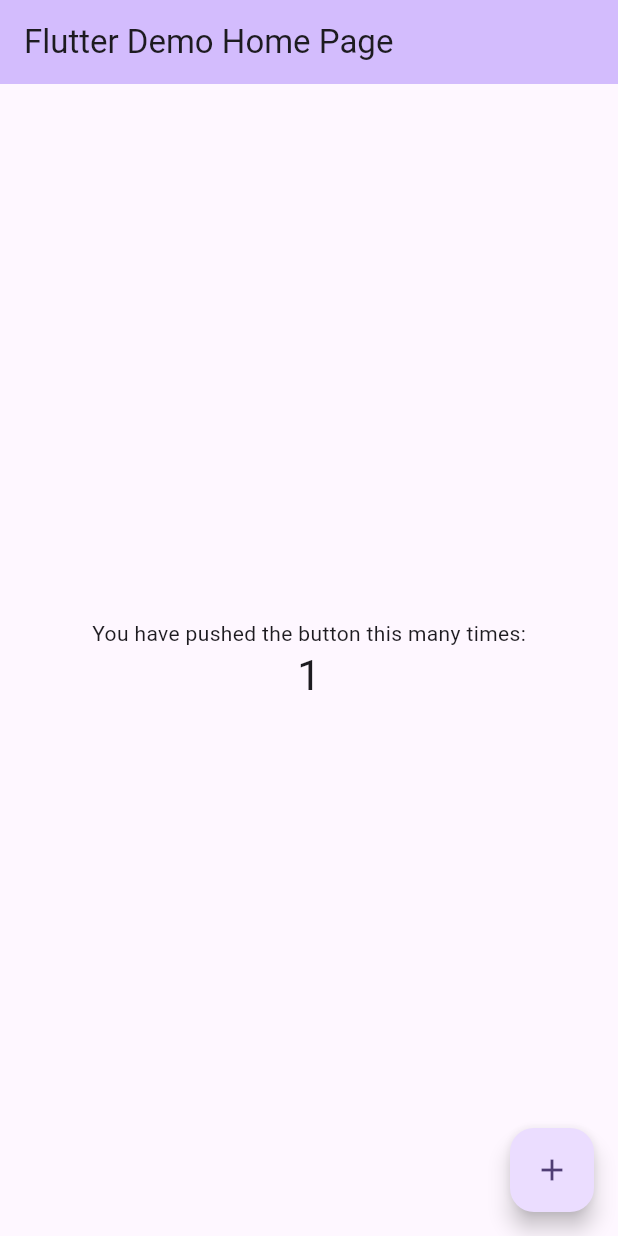
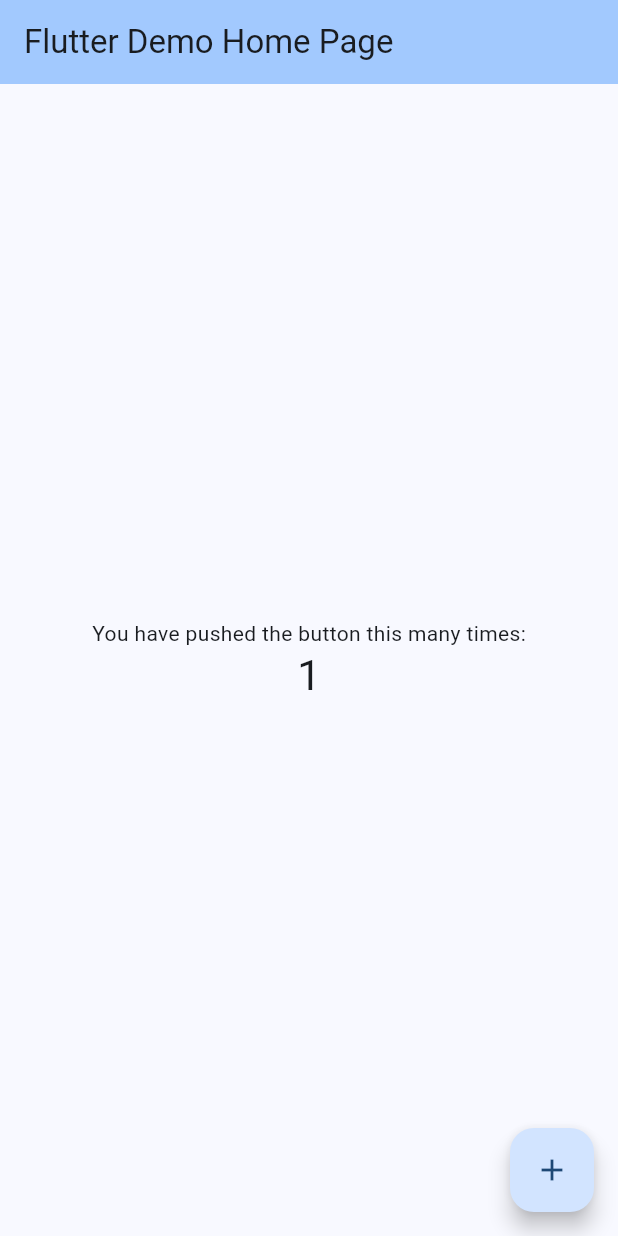
Before and after one commit to Grazifelix/kanboard-web, a Flutter app: the MyHomePage screen opened directly, after a tap on the "add" icon, on a phone screen of 412 x 824 dp. Run offline on Flutter 3.47's test engine with Material 3 defaults, Android fonts, the phone set to English and light mode, and no system bars.

Commit message:
:sparkles: feat: criar nova main

```diff
--- a/kanboard/lib/main.dart
+++ b/kanboard/lib/main.dart
@@ -1,7 +1,30 @@
 import 'package:flutter/material.dart';
+
+import 'shared/app_colors.dart';
+import 'view/login_view.dart';
+// import 'package:kandoard/controller/textfield_controller.dart';
+// import 'package:kandoard/provider/board_provider.dart';
+// import 'package:kandoard/provider/column_provider.dart';
+// import 'package:kandoard/provider/workspace_provider.dart';
+// import 'package:kandoard/shared/app_colors.dart';
+// import 'package:kandoard/view/kanban_board_view.dart';
+// import 'package:kandoard/view/workspace_view.dart';
+// import 'package:kandoard/view/login_view.dart';
+// import 'package:kandoard/view/home_view.dart';
+// import 'package:kandoard/view/register_view.dart';
+// import 'package:provider/provider.dart';
 
 void main() {
   runApp(const MyApp());
+  // runApp(MultiProvider(
+  //   providers: [
+  //     ChangeNotifierProvider(create: (context) => TextFieldController()),
+  //     ChangeNotifierProvider(create: (context) => WorkspaceProvider()),
+  //     ChangeNotifierProvider(create: (context) => BoardProvider()),
+  //     ChangeNotifierProvider(create: (context) => ColumnProvider()),
+  //   ],
+  //   child: const MyApp(),
+  // ));
 }
 
 class MyApp extends StatelessWidget {
@@ -11,115 +34,20 @@ class MyApp extends StatelessWidget {
   @override
   Widget build(BuildContext context) {
     return MaterialApp(
-      title: 'Flutter Demo',
+      title: 'KanBoard',
+      debugShowCheckedModeBanner: false,
       theme: ThemeData(
-        // This is the theme of your application.
-        //
-        // TRY THIS: Try running your application with "flutter run". You'll see
-        // the application has a purple toolbar. Then, without quitting the app,
-        // try changing the seedColor in the colorScheme below to Colors.green
-        // and then invoke "hot reload" (save your changes or press the "hot
-        // reload" button in a Flutter-supported IDE, or press "r" if you used
-        // the command line to start the app).
-        //
-        // Notice that the counter didn't reset back to zero; the application
-        // state is not lost during the reload. To reset the state, use hot
-        // restart instead.
-        //
-        // This works for code too, not just values: Most code changes can be
-        // tested with just a hot reload.
-        colorScheme: ColorScheme.fromSeed(seedColor: Colors.deepPurple),
+        colorScheme: ColorScheme.fromSeed(seedColor: AppColors.blue),
         useMaterial3: true,
       ),
-      home: const MyHomePage(title: 'Flutter Demo Home Page'),
+      initialRoute: LoginView.routeName,
+      routes: {
+        LoginView.routeName: (context) => const LoginView(),
+        // RegisterView.routeName: (context) => const RegisterView(),
+        // HomeView.routeName: (context) => const HomeView(),
+        // KanbanBoardView.routeName: (context) => const KanbanBoardView(),
+        // WorkspaceView.routeName:(context) => const WorkspaceView(),
+      },
     );
   }
 }
-
-class MyHomePage extends StatefulWidget {
-  const MyHomePage({super.key, required this.title});
-
-  // This widget is the home page of your application. It is stateful, meaning
-  // that it has a State object (defined below) that contains fields that affect
-  // how it looks.
-
-  // This class is the configuration for the state. It holds the values (in this
-  // case the title) provided by the parent (in this case the App widget) and
-  // used by the build method of the State. Fields in a Widget subclass are
-  // always marked "final".
-
-  final String title;
-
-  @override
-  State<MyHomePage> createState() => _MyHomePageState();
-}
-
-class _MyHomePageState extends State<MyHomePage> {
-  int _counter = 0;
-
-  void _incrementCounter() {
-    setState(() {
-      // This call to setState tells the Flutter framework that something has
-      // changed in this State, which causes it to rerun the build method below
-      // so that the display can reflect the updated values. If we changed
-      // _counter without calling setState(), then the build method would not be
-      // called again, and so nothing would appear to happen.
-      _counter++;
-    });
-  }
-
-  @override
-  Widget build(BuildContext context) {
-    // This method is rerun every time setState is called, for instance as done
-    // by the _incrementCounter method above.
-    //
-    // The Flutter framework has been optimized to make rerunning build methods
-    // fast, so that you can just rebuild anything that needs updating rather
-    // than having to individually change instances of widgets.
-    return Scaffold(
-      appBar: AppBar(
-        // TRY THIS: Try changing the color here to a specific color (to
-        // Colors.amber, perhaps?) and trigger a hot reload to see the AppBar
-        // change color while the other colors stay the same.
-        backgroundColor: Theme.of(context).colorScheme.inversePrimary,
-        // Here we take the value from the MyHomePage object that was created by
-        // the App.build method, and use it to set our appbar title.
-        title: Text(widget.title),
-      ),
-      body: Center(
-        // Center is a layout widget. It takes a single child and positions it
-        // in the middle of the parent.
-        child: Column(
-          // Column is also a layout widget. It takes a list of children and
-          // arranges them vertically. By default, it sizes itself to fit its
-          // children horizontally, and tries to be as tall as its parent.
-          //
-          // Column has various properties to control how it sizes itself and
-          // how it positions its children. Here we use mainAxisAlignment to
-          // center the children vertically; the main axis here is the vertical
-          // axis because Columns are vertical (the cross axis would be
-          // horizontal).
-          //
-          // TRY THIS: Invoke "debug painting" (choose the "Toggle Debug Paint"
-          // action in the IDE, or press "p" in the console), to see the
-          // wireframe for each widget.
-          mainAxisAlignment: MainAxisAlignment.center,
-          children: <Widget>[
-            const Text(
-              'You have pushed the button this many times:',
-            ),
-            Text(
-              '$_counter',
-              style: Theme.of(context).textTheme.headlineMedium,
-            ),
-          ],
-        ),
-      ),
-      floatingActionButton: FloatingActionButton(
-        onPressed: _incrementCounter,
-        tooltip: 'Increment',
-        child: const Icon(Icons.add),
-      ), // This trailing comma makes auto-formatting nicer for build methods.
-    );
-  }
-}
--- /dev/null
+++ b/kanboard/lib/man.dart
@@ -0,0 +1,125 @@
+import 'package:flutter/material.dart';
+
+void main() {
+  runApp(const MyApp());
+}
+
+class MyApp extends StatelessWidget {
+  const MyApp({super.key});
+
+  // This widget is the root of your application.
+  @override
+  Widget build(BuildContext context) {
+    return MaterialApp(
+      title: 'Flutter Demo',
+      theme: ThemeData(
+        // This is the theme of your application.
+        //
+        // TRY THIS: Try running your application with "flutter run". You'll see
+        // the application has a purple toolbar. Then, without quitting the app,
+        // try changing the seedColor in the colorScheme below to Colors.green
+        // and then invoke "hot reload" (save your changes or press the "hot
+        // reload" button in a Flutter-supported IDE, or press "r" if you used
+        // the command line to start the app).
+        //
+        // Notice that the counter didn't reset back to zero; the application
+        // state is not lost during the reload. To reset the state, use hot
+        // restart instead.
+        //
+        // This works for code too, not just values: Most code changes can be
+        // tested with just a hot reload.
+        colorScheme: ColorScheme.fromSeed(seedColor: Colors.deepPurple),
+        useMaterial3: true,
+      ),
+      home: const MyHomePage(title: 'Flutter Demo Home Page'),
+    );
+  }
+}
+
+class MyHomePage extends StatefulWidget {
+  const MyHomePage({super.key, required this.title});
+
+  // This widget is the home page of your application. It is stateful, meaning
+  // that it has a State object (defined below) that contains fields that affect
+  // how it looks.
+
+  // This class is the configuration for the state. It holds the values (in this
+  // case the title) provided by the parent (in this case the App widget) and
+  // used by the build method of the State. Fields in a Widget subclass are
+  // always marked "final".
+
+  final String title;
+
+  @override
+  State<MyHomePage> createState() => _MyHomePageState();
+}
+
+class _MyHomePageState extends State<MyHomePage> {
+  int _counter = 0;
+
+  void _incrementCounter() {
+    setState(() {
+      // This call to setState tells the Flutter framework that something has
+      // changed in this State, which causes it to rerun the build method below
+      // so that the display can reflect the updated values. If we changed
+      // _counter without calling setState(), then the build method would not be
+      // called again, and so nothing would appear to happen.
+      _counter++;
+    });
+  }
+
+  @override
+  Widget build(BuildContext context) {
+    // This method is rerun every time setState is called, for instance as done
+    // by the _incrementCounter method above.
+    //
+    // The Flutter framework has been optimized to make rerunning build methods
+    // fast, so that you can just rebuild anything that needs updating rather
+    // than having to individually change instances of widgets.
+    return Scaffold(
+      appBar: AppBar(
+        // TRY THIS: Try changing the color here to a specific color (to
+        // Colors.amber, perhaps?) and trigger a hot reload to see the AppBar
+        // change color while the other colors stay the same.
+        backgroundColor: Theme.of(context).colorScheme.inversePrimary,
+        // Here we take the value from the MyHomePage object that was created by
+        // the App.build method, and use it to set our appbar title.
+        title: Text(widget.title),
+      ),
+      body: Center(
+        // Center is a layout widget. It takes a single child and positions it
+        // in the middle of the parent.
+        child: Column(
+          // Column is also a layout widget. It takes a list of children and
+          // arranges them vertically. By default, it sizes itself to fit its
+          // children horizontally, and tries to be as tall as its parent.
+          //
+          // Column has various properties to control how it sizes itself and
+          // how it positions its children. Here we use mainAxisAlignment to
+          // center the children vertically; the main axis here is the vertical
+          // axis because Columns are vertical (the cross axis would be
+          // horizontal).
+          //
+          // TRY THIS: Invoke "debug painting" (choose the "Toggle Debug Paint"
+          // action in the IDE, or press "p" in the console), to see the
+          // wireframe for each widget.
+          mainAxisAlignment: MainAxisAlignment.center,
+          children: <Widget>[
+            const Text(
+              'You have pushed the button this many times:',
+            ),
+            Text(
+              '$_counter',
+              style: Theme.of(context).textTheme.headlineMedium,
+            ),
+          ],
+        ),
+      ),
+      floatingActionButton: FloatingActionButton(
+        onPressed: _incrementCounter,
+        tooltip: 'Increment',
+        child: const Icon(Icons.add),
+      ), // This trailing comma makes auto-formatting nicer for build methods.
+    );
+  }
+}
```
